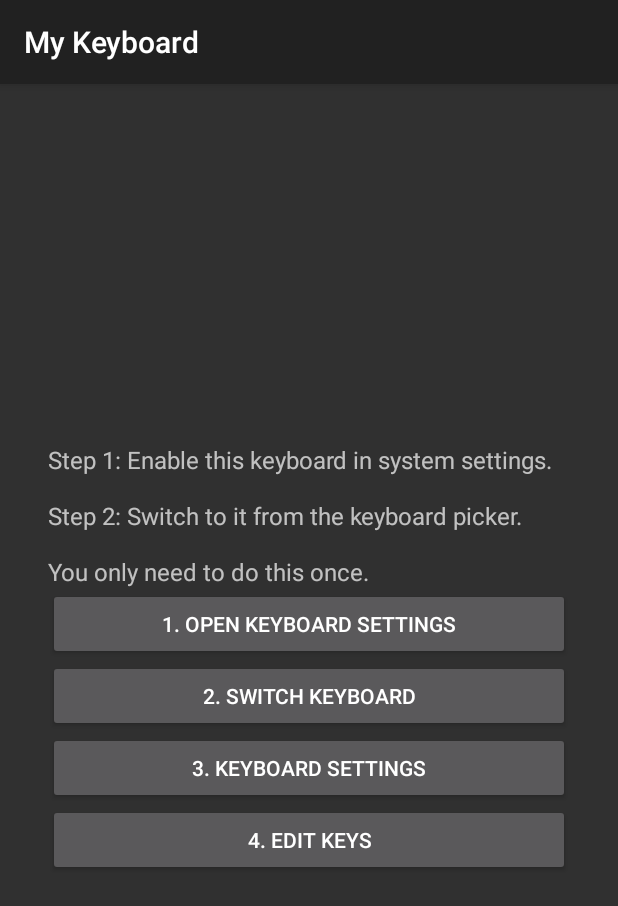
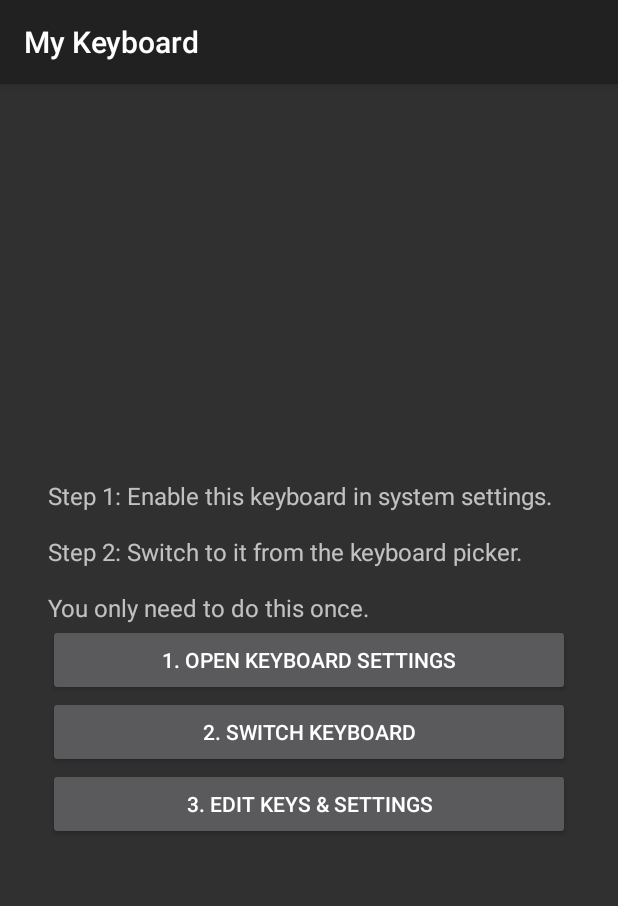
Before and after one commit to rocketpocketstopitdropit/Keyboard, an Android app: the screen it shows after launch (SetupActivity), on a phone screen of 412 x 824 dp. Shown: the top 906 px of the screen. Run offline under Robolectric (Android 15) with nearby library versions, the light colour scheme and no system bars.

Commit message:
Remove settings button and update editor button text

```diff
--- a/app/src/main/java/com/example/customkeyboard/SetupActivity.kt
+++ b/app/src/main/java/com/example/customkeyboard/SetupActivity.kt
@@ -42,15 +42,8 @@ class SetupActivity : Activity() {
             }
         }
 
-        val settingsButton = Button(this).apply {
-            text = "3. Keyboard settings"
-            setOnClickListener {
-                startActivity(Intent(this@SetupActivity, SettingsActivity::class.java))
-            }
-        }
-
         val editorButton = Button(this).apply {
-            text = "4. Edit keys"
+            text = "3. Edit keys & settings"
             setOnClickListener {
                 startActivity(Intent(this@SetupActivity, KeyEditorActivity::class.java))
             }
@@ -59,7 +52,6 @@ class SetupActivity : Activity() {
         layout.addView(instructionsText)
         layout.addView(enableButton)
         layout.addView(switchButton)
-        layout.addView(settingsButton)
         layout.addView(editorButton)
         setContentView(layout)
     }
```
